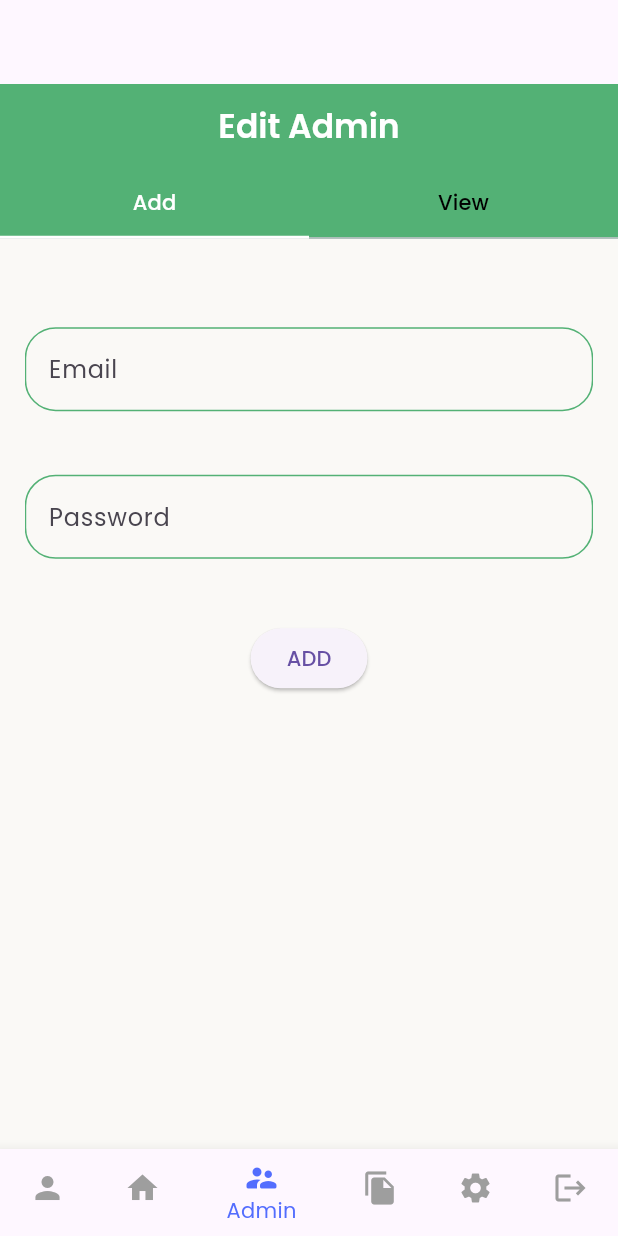
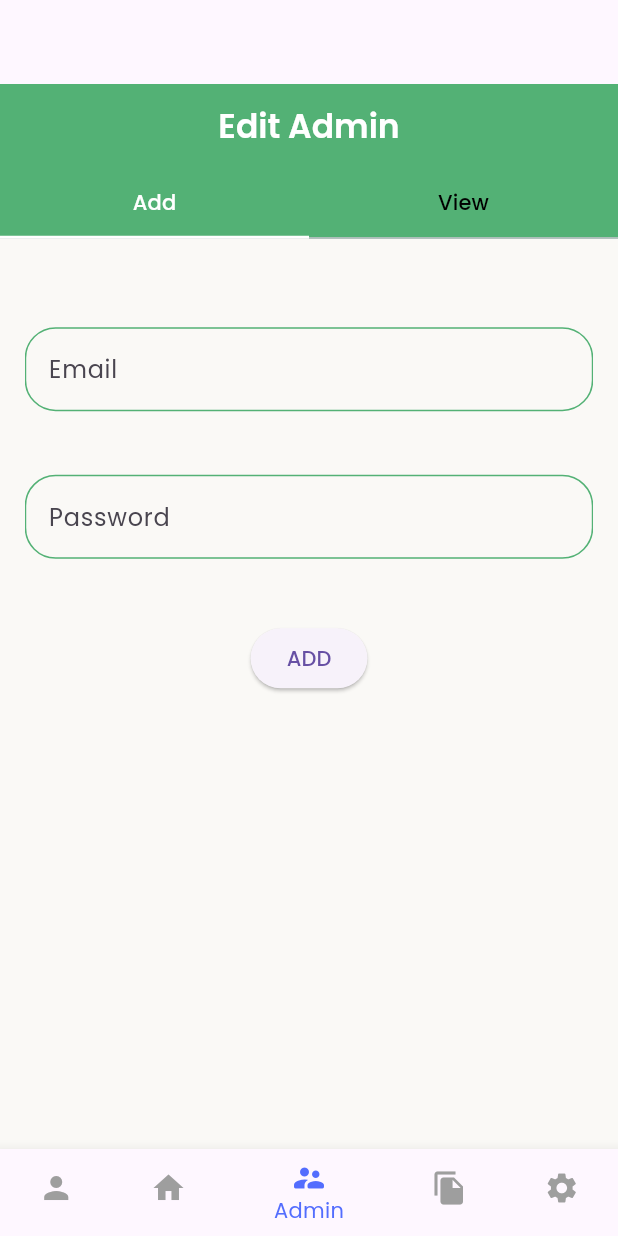
Before and after one commit to shibii787/nectar_admin, a Flutter app: the homewithSidebar screen opened directly, item 3 of the bottom bar chosen, on a phone screen of 412 x 824 dp. Run offline on Flutter 3.47's test engine with Material 3 defaults, Android fonts, the phone set to English and light mode, and no system bars; our stand-ins replace cloud_firestore, file_picker, firebase_auth, firebase_core, firebase_storage, flutter_riverpod and 5 more; accounts and stored records are empty.

Commit message:
logout option

```diff
--- a/lib/home_withSidebar.dart
+++ b/lib/home_withSidebar.dart
@@ -57,8 +57,6 @@ class _homewithSidebarState extends State<homewithSidebar> {
               icon: Icon(Icons.file_copy), label: 'Banner'),
           BottomNavigationBarItem(
               icon: Icon(Icons.settings) , label:  'Settings'),
-          BottomNavigationBarItem(
-              icon: Icon(Icons.logout) , label: 'Log Out')
         ],
       ): null,
       body: Row(
@@ -82,28 +80,20 @@ class _homewithSidebarState extends State<homewithSidebar> {
                     icon: Icon(Icons.file_copy), label: Text('Banner')),
                 NavigationRailDestination(
                     icon: Icon(Icons.settings), label: Text("Settings")),
-                NavigationRailDestination(
-                    icon: InkWell(
-                      onTap: () async {
-                       SharedPreferences prefs = await SharedPreferences.getInstance();
-                       prefs.remove("loggedIn");
-                       Navigator.pushReplacement(context, MaterialPageRoute(builder: (context) => splashPage(),));
-                      },
-                        child: Icon(Icons.logout)), label: Text("Log Out"))
               ],
             labelType: NavigationRailLabelType.all,
             selectedLabelTextStyle: TextStyle(
               color: theColors.secondary
             ),
             unselectedLabelTextStyle:TextStyle() ,
-            // trailing: Column(
-            //   children: [
-            //     SizedBox(height: w*0.23,),
-            //     Icon(Icons.logout,
-            //     size: w*0.018,)
-            //   ],
-            // ),
-          ),
+            trailing: InkWell(
+                        onTap: () async {
+                          SharedPreferences prefs = await SharedPreferences.getInstance();
+                          prefs.remove("loggedIn");
+                          Navigator.pushReplacement(context, MaterialPageRoute(builder: (context) => splashPage(),));
+                          },
+                child: Icon(Icons.logout))
+            ),
           Expanded(
               child: _screens[_selectedIndex])
         ],
```
Also changed, not shown: pubspec.lock.
